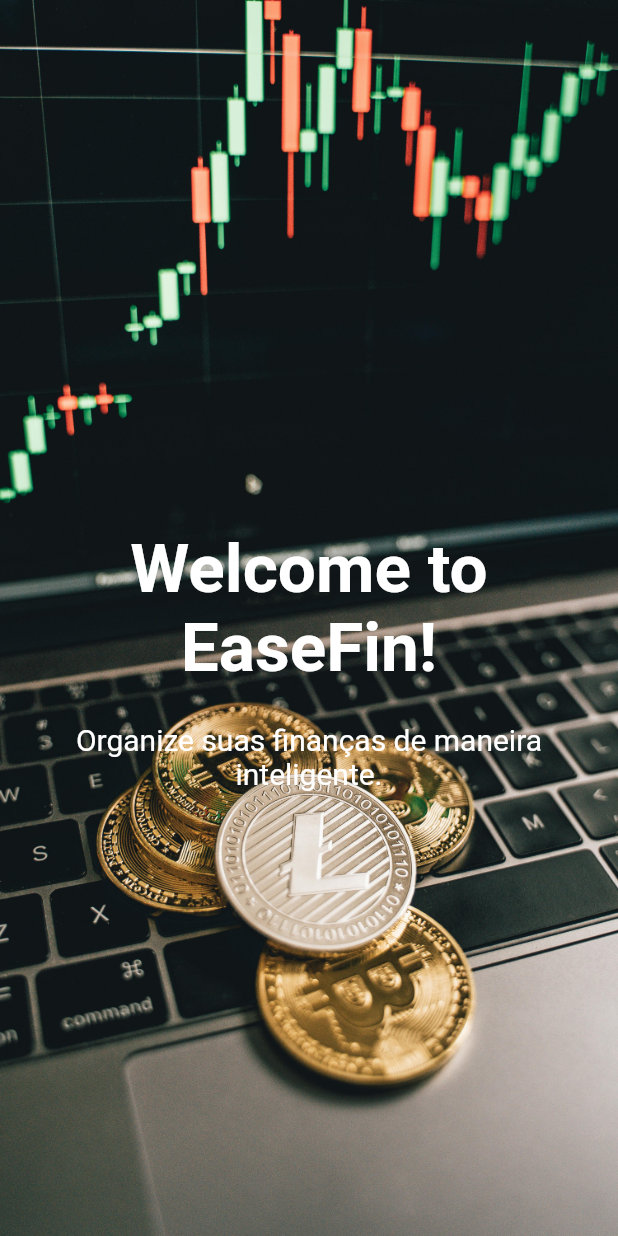
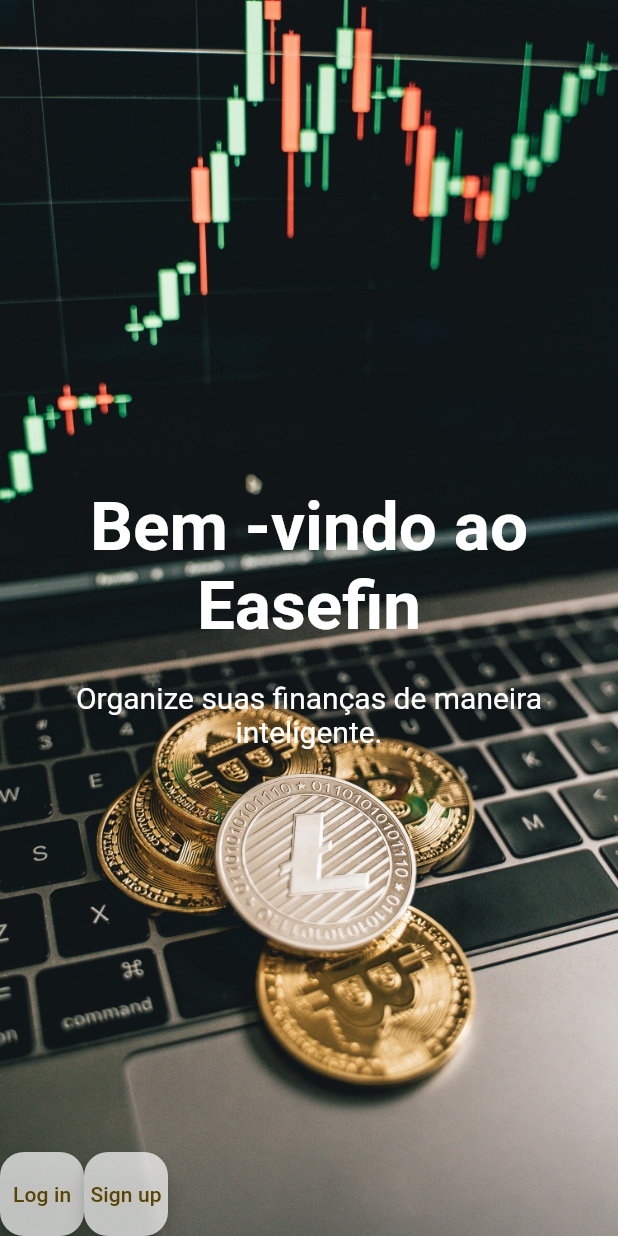
Before and after one commit to igordanii/easefin, a Flutter app: the screen it shows after launch, on a phone screen of 412 x 824 dp. Run offline on Flutter 3.47's test engine with Material 3 defaults, Android fonts, the phone set to English and light mode, and no system bars.

Commit message:
Reestruturando paginas do projeto e adicionando botões de Log In e Sign up

```diff
--- /dev/null
+++ b/lib/componentes/home_screen_buttons.dart
@@ -0,0 +1,19 @@
+import 'package:flutter/material.dart';
+
+class HomeScreenButton extends StatelessWidget {
+  final String appRoute;
+  final String text;
+  const HomeScreenButton(
+      {super.key, required this.appRoute, required this.text});
+
+  @override
+  Widget build(BuildContext context) {
+    return FloatingActionButton(
+      onPressed: () {
+        Navigator.pushNamed(context, appRoute);
+      },
+      child: Text(text),
+      backgroundColor: Colors.white70,
+    );
+  }
+}
--- a/lib/main.dart
+++ b/lib/main.dart
@@ -1,5 +1,5 @@
 import 'package:flutter/material.dart';
-import 'screens/welcome_screen.dart';
+import "screens/app.dart";
 
 void main() {
   runApp(const FinEase());
@@ -11,14 +11,6 @@
   // This widget is the root of your application.
   @override
   Widget build(BuildContext context) {
-    return MaterialApp(
-      debugShowCheckedModeBanner: false,
-      title: 'EaseFin',
-      theme: ThemeData(
-          colorScheme: ColorScheme.fromSeed(
-              seedColor: const Color.fromARGB(255, 228, 182, 55)),
-          useMaterial3: true),
-      home: const WelcomeScreen(),
-    );
+    return const App();
   }
 }
--- /dev/null
+++ b/lib/screens/app.dart
@@ -0,0 +1,25 @@
+import 'package:finease/utils/app_routes.dart';
+import 'package:flutter/material.dart';
+import '../screens/welcome_screen.dart';
+
+class App extends StatelessWidget {
+  const App({super.key});
+
+  // This widget is the root of your application.
+  @override
+  Widget build(BuildContext context) {
+    return MaterialApp(
+      debugShowCheckedModeBanner: false,
+      routes: {
+        AppRoutes.home: (context) => WelcomeScreen(),
+        AppRoutes.logIn: (context) => WelcomeScreen(),
+        AppRoutes.signUp: (context) => WelcomeScreen(),
+      },
+      title: 'EaseFin',
+      theme: ThemeData(
+          colorScheme: ColorScheme.fromSeed(
+              seedColor: const Color.fromARGB(255, 228, 182, 55)),
+          useMaterial3: true),
+    );
+  }
+}
--- a/lib/screens/welcome_screen.dart
+++ b/lib/screens/welcome_screen.dart
@@ -1,5 +1,7 @@
+import 'package:finease/utils/app_routes.dart';
 import 'package:flutter/material.dart';
 import 'package:finease/widgets/custom_scafold.dart';
+import 'package:finease/componentes/home_screen_buttons.dart';
 
 class WelcomeScreen extends StatelessWidget {
   const WelcomeScreen({super.key});
@@ -16,7 +18,7 @@
                       textAlign: TextAlign.center,
                       text: const TextSpan(children: [
                         TextSpan(
-                            text: 'Welcome to EaseFin!\n',
+                            text: 'Bem -vindo ao Easefin\n',
                             style: TextStyle(
                                 fontSize: 45.0,
                                 fontWeight: FontWeight.w600,
@@ -25,7 +27,19 @@
                             text:
                                 '\nOrganize suas finanças de maneira inteligente.',
                             style: TextStyle(fontSize: 20, color: Colors.white))
-                      ])))))
+                      ]))))),
+      const Row(
+        children: [
+          Column(children: [
+            HomeScreenButton(appRoute: AppRoutes.logIn, text: "Log in")
+          ]),
+          Column(
+            children: [
+              HomeScreenButton(appRoute: AppRoutes.signUp, text: "Sign up")
+            ],
+          )
+        ],
+      )
     ]));
   }
 }
--- /dev/null
+++ b/lib/utils/app_routes.dart
@@ -0,0 +1,5 @@
+abstract class AppRoutes {
+  static const home = "/";
+  static const signUp = "/sing-up";
+  static const logIn = "/log-in";
+}
```
